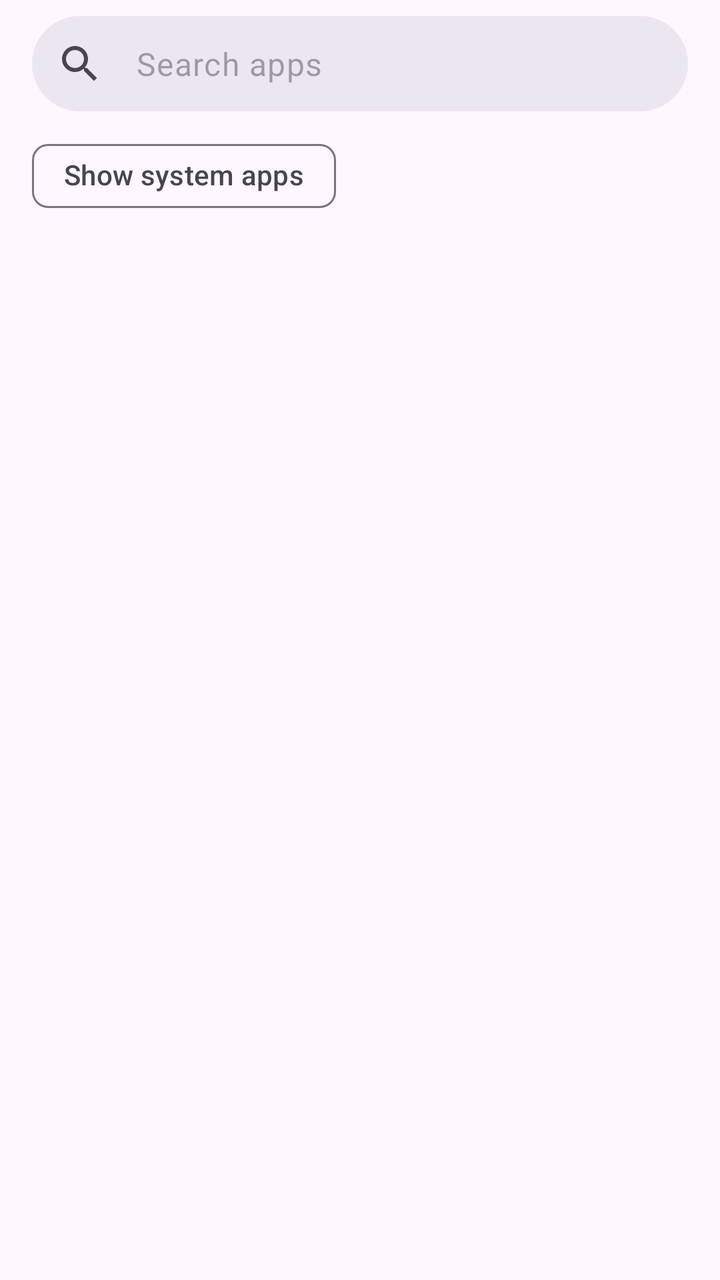
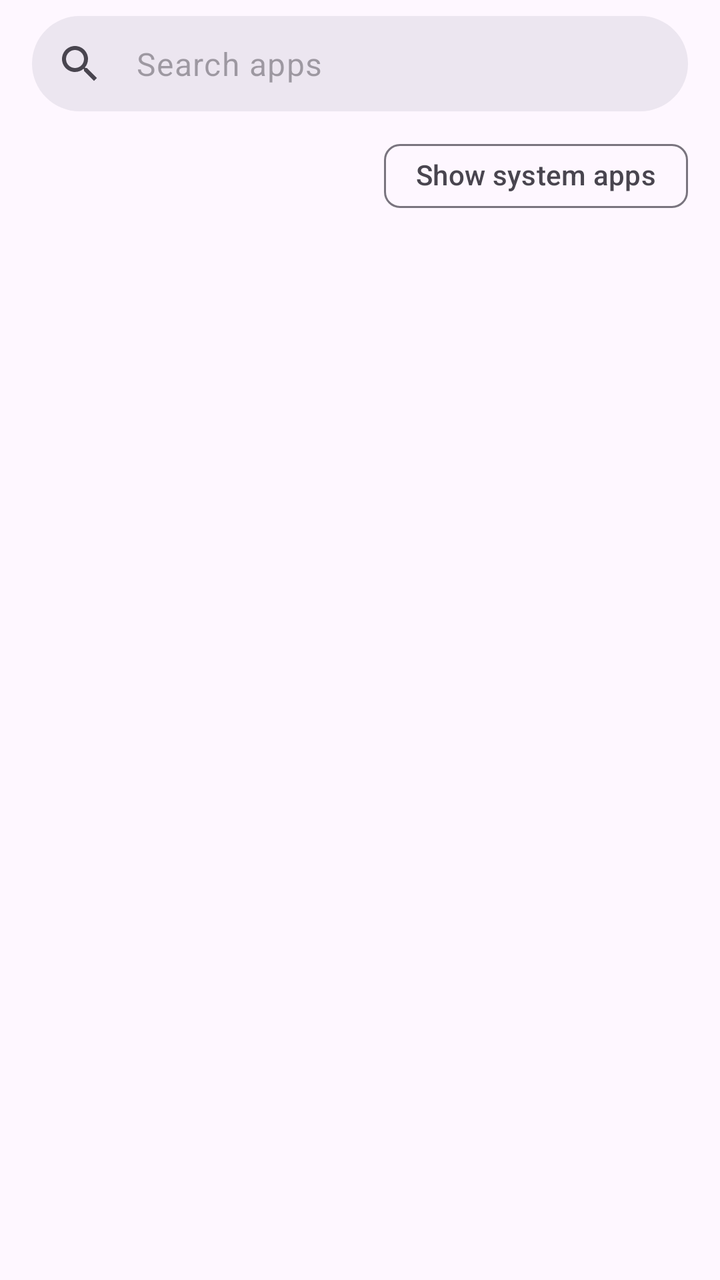

Before-and-after screenshots of an Android layout around one commit, followed by the original layout XML and the change that was made.
<!-- AndroidManifest.xml: activity theme AppTheme.Material3 -->
<!-- res/layout/multi_select.xml -->
<?xml version="1.0" encoding="utf-8"?>
<LinearLayout xmlns:android="http://schemas.android.com/apk/res/android"
    xmlns:app="http://schemas.android.com/apk/res-auto"
    android:layout_width="match_parent"
    android:layout_height="match_parent"
    android:focusableInTouchMode="true"
    android:orientation="vertical">

    <com.google.android.material.appbar.AppBarLayout
        android:layout_width="match_parent"
        android:layout_height="wrap_content">

        <com.google.android.material.appbar.MaterialToolbar
            android:id="@+id/toolbar"
            android:layout_width="match_parent"
            android:layout_height="wrap_content"
            android:minHeight="?attr/actionBarSize"
            app:contentInsetStartWithNavigation="0dp">

            <com.google.android.material.textfield.TextInputLayout
                android:id="@+id/search_layout"
                style="?attr/textInputOutlinedDenseStyle"
                android:layout_width="match_parent"
                android:layout_height="wrap_content"
                android:layout_marginEnd="16dp"
                app:boxBackgroundColor="?attr/colorSurfaceContainerHigh"
                app:boxCornerRadiusBottomEnd="28dp"
                app:boxCornerRadiusBottomStart="28dp"
                app:boxCornerRadiusTopEnd="28dp"
                app:boxCornerRadiusTopStart="28dp"
                app:boxStrokeColor="@android:color/transparent"
                app:boxStrokeWidth="0dp"
                app:boxStrokeWidthFocused="0dp"
                app:endIconMode="clear_text"
                app:hintEnabled="false"
                app:startIconDrawable="@drawable/ic_search">

                <com.google.android.material.textfield.TextInputEditText
                    android:id="@+id/search"
                    android:layout_width="match_parent"
                    android:layout_height="wrap_content"
                    android:hint="@string/app_search_hint"
                    android:imeOptions="actionSearch"
                    android:inputType="text"
                    android:maxLines="1" />
            </com.google.android.material.textfield.TextInputLayout>
        </com.google.android.material.appbar.MaterialToolbar>

        <HorizontalScrollView
            android:id="@+id/filters"
            android:layout_width="match_parent"
            android:layout_height="wrap_content"
            android:paddingStart="16dp"
            android:paddingEnd="16dp"
            android:paddingBottom="8dp"
            android:scrollbars="none">

            <com.google.android.material.chip.Chip
                android:id="@+id/show_system_apps"
                style="@style/Widget.Material3.Chip.Filter"
                android:layout_width="wrap_content"
                android:layout_height="wrap_content"
                android:text="@string/app_show_system_apps" />
        </HorizontalScrollView>
    </com.google.android.material.appbar.AppBarLayout>

    <androidx.recyclerview.widget.RecyclerView
        android:id="@+id/list"
        android:layout_width="match_parent"
        android:layout_height="0dp"
        android:layout_weight="1" />
</LinearLayout>
<!-- resources referenced by this layout -->
<resources>
  <!-- drawable ic_search (drawable) -->
  <?xml version="1.0" encoding="utf-8"?>
  <vector xmlns:android="http://schemas.android.com/apk/res/android"
      android:width="24dp"
      android:height="24dp"
      android:tint="?attr/colorControlNormal"
      android:viewportWidth="24"
      android:viewportHeight="24">
      <path
          android:fillColor="@android:color/white"
          android:pathData="M15.5,14h-0.79l-0.28,-0.27C15.41,12.59 16,11.11 16,9.5 16,5.91 13.09,3 9.5,3S3,5.91 3,9.5 5.91,16 9.5,16c1.61,0 3.09,-0.59 4.23,-1.57l0.27,0.28v0.79l5,4.99L20.49,19l-4.99,-5zM9.5,14C7.01,14 5,11.99 5,9.5S7.01,5 9.5,5 14,7.01 14,9.5 11.99,14 9.5,14z" />
  </vector>
  <string name="app_search_hint">Search apps</string>
  <string name="app_show_system_apps">Show system apps</string>
  <style name="AppTheme.Material3" parent="@style/Theme.Material3.DayNight.NoActionBar">
          <item name="android:statusBarColor">?attr/colorSurface</item>
      </style>
</resources>

<!-- the commit's change to res/layout/multi_select.xml (unified diff, before → after) -->
@@ -46,22 +46,22 @@
             </com.google.android.material.textfield.TextInputLayout>
         </com.google.android.material.appbar.MaterialToolbar>
 
-        <HorizontalScrollView
+        <FrameLayout
             android:id="@+id/filters"
             android:layout_width="match_parent"
             android:layout_height="wrap_content"
             android:paddingStart="16dp"
             android:paddingEnd="16dp"
-            android:paddingBottom="8dp"
-            android:scrollbars="none">
+            android:paddingBottom="8dp">
 
             <com.google.android.material.chip.Chip
                 android:id="@+id/show_system_apps"
                 style="@style/Widget.Material3.Chip.Filter"
                 android:layout_width="wrap_content"
                 android:layout_height="wrap_content"
+                android:layout_gravity="end"
                 android:text="@string/app_show_system_apps" />
-        </HorizontalScrollView>
+        </FrameLayout>
     </com.google.android.material.appbar.AppBarLayout>
 
     <androidx.recyclerview.widget.RecyclerView
<!-- resource entries referenced after the edit -->
@@ -16,6 +16,13 @@
   <string name="app_show_system_apps">Show system apps</string>
   <style name="AppTheme.Material3" parent="@style/Theme.Material3.DayNight.NoActionBar">
           <item name="android:statusBarColor">?attr/colorSurface</item>
+          <item name="materialAlertDialogTheme">@style/ThemeOverlay.LMT.MaterialAlertDialog</item>
+      </style>
+  <style name="ThemeOverlay.LMT.MaterialAlertDialog" parent="@style/ThemeOverlay.Material3.MaterialAlertDialog">
+          <item name="alertDialogStyle">@style/MaterialAlertDialog.LMT</item>
+      </style>
+  <style name="MaterialAlertDialog.LMT" parent="@style/MaterialAlertDialog.Material3">
+          <item name="singleChoiceItemLayout">@layout/dialog_singlechoice_item</item>
       </style>
 </resources>
 
